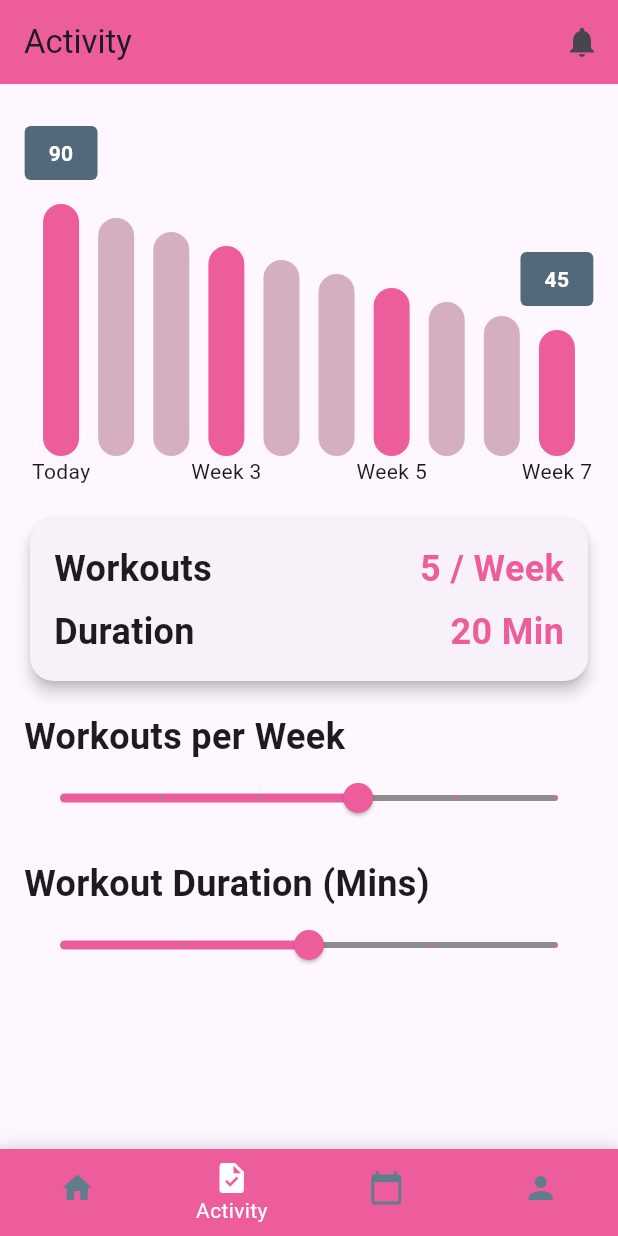
After one commit to gilanghuda/FitDiva, a Flutter app: the screen it shows after launch, item 2 of the bottom bar chosen, after a tap on the "notifications" icon, on a phone screen of 412 x 824 dp. The commit adds this screen. Run offline on Flutter 3.47's test engine with Material 3 defaults, Android fonts, the phone set to English and light mode, and no system bars; drawn by our look-alikes of fl_chart; our stand-ins replace cloud_firestore, firebase_auth, firebase_core, get_it, go_router, google_sign_in; accounts and stored records are empty; network calls fail; Roboto replaces fonts that are missing (Overpass).

Commit message:
navbar dan slicing activity

```diff
--- /dev/null
+++ b/lib/features/data/datasource/exercise_service.dart
@@ -0,0 +1,25 @@
+import 'package:cloud_firestore/cloud_firestore.dart';
+import 'package:fitdiva/features/data/models/exercise_model.dart';
+
+class ExerciseService {
+  final FirebaseFirestore _firestore = FirebaseFirestore.instance;
+
+  Future<List<ExerciseModel>> fetchExercises() async {
+    try {
+      final snapshot = await _firestore.collection('exercises').get();
+      return snapshot.docs
+          .map((doc) => ExerciseModel.fromJson(doc.data()))
+          .toList();
+    } catch (e) {
+      throw Exception('Failed to fetch exercises: $e');
+    }
+  }
+
+  Future<void> addExercise(ExerciseModel exercise) async {
+    try {
+      await _firestore.collection('exercises').add(exercise.toJson());
+    } catch (e) {
+      throw Exception('Failed to add exercise: $e');
+    }
+  }
+}
--- /dev/null
+++ b/lib/features/data/models/exercise_model.dart
@@ -0,0 +1,31 @@
+import 'package:fitdiva/features/domain/entities/exercise.dart';
+
+class ExerciseModel extends Exercise {
+  ExerciseModel({
+    required super.name,
+    required super.count,
+    required super.exercises,
+    required super.duration,
+    required super.image,
+  });
+
+  factory ExerciseModel.fromJson(Map<String, dynamic> json) {
+    return ExerciseModel(
+      name: json['name'],
+      count: json['count'],
+      exercises: List<String>.from(json['exercises']),
+      duration: json['duration'],
+      image: json['image'],
+    );
+  }
+
+  Map<String, dynamic> toJson() {
+    return {
+      'name': name,
+      'count': count,
+      'exercises': exercises,
+      'duration': duration,
+      'image': image,
+    };
+  }
+}
--- /dev/null
+++ b/lib/features/data/repositories/exercise_repository_impl.dart
@@ -0,0 +1,36 @@
+import 'package:fitdiva/features/data/datasource/exercise_service.dart';
+import 'package:fitdiva/features/data/models/exercise_model.dart';
+import 'package:fitdiva/features/domain/entities/exercise.dart';
+import 'package:fitdiva/features/domain/repositories/exercise_repository.dart';
+
+class ExerciseRepositoryImpl implements ExerciseRepository {
+  final ExerciseService exerciseService;
+
+  ExerciseRepositoryImpl(this.exerciseService);
+
+  @override
+  Future<List<Exercise>> fetchExercises() async {
+    final exercises = await exerciseService.fetchExercises();
+    return exercises
+        .map((exercise) => Exercise(
+              name: exercise.name,
+              count: exercise.count,
+              exercises: exercise.exercises,
+              duration: exercise.duration,
+              image: exercise.image,
+            ))
+        .toList();
+  }
+
+  @override
+  Future<void> addExercise(Exercise exercise) async {
+    final exerciseModel = ExerciseModel(
+      name: exercise.name,
+      count: exercise.count,
+      exercises: exercise.exercises,
+      duration: exercise.duration,
+      image: exercise.image,
+    );
+    await exerciseService.addExercise(exerciseModel);
+  }
+}
--- /dev/null
+++ b/lib/features/domain/entities/exercise.dart
@@ -0,0 +1,15 @@
+class Exercise {
+  final String name;
+  final int count;
+  final List<String> exercises;
+  final int duration;
+  final String image;
+
+  Exercise({
+    required this.name,
+    required this.count,
+    required this.exercises,
+    required this.duration,
+    required this.image,
+  });
+}
--- /dev/null
+++ b/lib/features/domain/repositories/exercise_repository.dart
@@ -0,0 +1,6 @@
+import '../entities/exercise.dart';
+
+abstract class ExerciseRepository {
+  Future<List<Exercise>> fetchExercises();
+  Future<void> addExercise(Exercise exercise);
+}
--- /dev/null
+++ b/lib/features/domain/usecases/add_exercise.dart
@@ -0,0 +1,12 @@
+import 'package:fitdiva/features/domain/entities/exercise.dart';
+import 'package:fitdiva/features/domain/repositories/exercise_repository.dart';
+
+class AddExercise {
+  final ExerciseRepository repository;
+
+  AddExercise(this.repository);
+
+  Future<void> call(Exercise exercise) async {
+    await repository.addExercise(exercise);
+  }
+}
--- /dev/null
+++ b/lib/features/domain/usecases/get_exercises.dart
@@ -0,0 +1,12 @@
+import 'package:fitdiva/features/domain/entities/exercise.dart';
+import 'package:fitdiva/features/domain/repositories/exercise_repository.dart';
+
+class GetExercises {
+  final ExerciseRepository repository;
+
+  GetExercises(this.repository);
+
+  Future<List<Exercise>> call() async {
+    return await repository.fetchExercises();
+  }
+}
--- a/lib/features/presentation/router/approuter.dart
+++ b/lib/features/presentation/router/approuter.dart
@@ -2,38 +2,48 @@ import 'package:fitdiva/features/presentation/router/approutes.dart';
 import 'package:flutter/material.dart';
 import 'package:go_router/go_router.dart';
 import '../view/Homepage_Screen.dart';
+import '../view/activity_screen.dart';
+import '../view/calendar_screen.dart';
+import '../view/profile_screen.dart';
+import '../view/navbar/Navigation.dart';
 import '../view/login.dart';
 import '../view/register.dart';
 
 final GoRouter appRouter = GoRouter(
   routes: [
     GoRoute(
-      path: AppRoutes.onboarding,
-      name: 'onboarding',
+      path: AppRoutes.navbar,
+      name: 'navbar',
       builder: (BuildContext context, GoRouterState state) {
-        print('Navigating to Splash Screen');
-        return const Scaffold(
-          body: Center(child: Text('Splash Screen')),
-        );
+        return const NavbarScreen();
       },
     ),
     GoRoute(
       path: AppRoutes.homepage,
       name: 'homepage',
       builder: (BuildContext context, GoRouterState state) {
-        print('Navigating to HomepageScreen');
-        return HomepageScreen();
+        return const HomepageScreen();
       },
     ),
-
+    GoRoute(
+      path: AppRoutes.activity,
+      name: 'activity',
+      builder: (BuildContext context, GoRouterState state) {
+        return const ActivityScreen();
+      },
+    ),
+    GoRoute(
+      path: AppRoutes.calendar,
+      name: 'calendar',
+      builder: (BuildContext context, GoRouterState state) {
+        return const CalendarScreen();
+      },
+    ),
     GoRoute(
       path: AppRoutes.profile,
       name: 'profile',
       builder: (BuildContext context, GoRouterState state) {
-        print('Navigating to Profile Screen');
-        return const Scaffold(
-          body: Center(child: Text('Profile Screen')),
-        );
+        return const ProfileScreen();
       },
     ),
     GoRoute(
--- a/lib/features/presentation/router/approutes.dart
+++ b/lib/features/presentation/router/approutes.dart
@@ -1,10 +1,10 @@
-import 'package:flutter/material.dart';
-
 class AppRoutes {
   static const String onboarding = '/onboarding';
   static const String homepage = '/homepage';
-  static const String notification = '/notification';
+  static const String activity = '/activity';
+  static const String calendar = '/calendar';
   static const String profile = '/profile';
   static const String login = '/login';
   static const String register = '/register';
+  static const String navbar = '/navbar';
 }
--- a/lib/features/presentation/style/color.dart
+++ b/lib/features/presentation/style/color.dart
@@ -7,4 +7,5 @@ class AppColors {
   static const Color grey = Color(0xFF8D8D8D);
   static const Color white = Color(0xFFFFFFFF);
   static const Color purple = Color(0xFF7C4DFF);
+  static const Color secondary = Color(0xFFD5AEBF);
 }
--- a/lib/features/presentation/view/Homepage_Screen.dart
+++ b/lib/features/presentation/view/Homepage_Screen.dart
@@ -2,12 +2,33 @@ import 'package:fitdiva/features/presentation/style/color.dart';
 import 'package:fitdiva/features/presentation/style/typography.dart';
 import 'package:fitdiva/features/presentation/view/Homepage_Widget.dart';
 import 'package:flutter/material.dart';
+import 'package:fitdiva/features/data/models/exercise_model.dart';
+import 'package:fitdiva/features/data/datasource/exercise_service.dart';
 
 class HomepageScreen extends StatelessWidget {
-  final HomepageWidget _homepageWidget = HomepageWidget();
+  const HomepageScreen({super.key});
 
   @override
   Widget build(BuildContext context) {
+    // Test object for Exercise
+    final testExercise = ExerciseModel(
+      name: 'Full Body Warm Up',
+      count: 20,
+      exercises: [
+        'Jumping Jacks',
+        'Arm Circles',
+        'Leg Swings',
+        'Bodyweight Squats',
+        'Hip Circles',
+        'Torso Twists'
+      ],
+      duration: 22,
+      image: 'https://example.com/full_body_warm_up.png',
+    );
+
+    // Save test object to Firestore
+    ExerciseService().addExercise(testExercise);
+
     return Scaffold(
       backgroundColor: AppColors.white,
       appBar: AppBar(
@@ -95,13 +116,13 @@ class HomepageScreen extends StatelessWidget {
               scrollDirection: Axis.horizontal,
               child: Row(
                 children: [
-                  _homepageWidget.WorkoutProgressCard(
+                  HomepageWidget().WorkoutProgressCard(
                     title: 'Chest Workout',
                     progress: '5/12',
                     timeRemaining: '15 min remaining',
                   ),
                   const SizedBox(width: 16),
-                  _homepageWidget.WorkoutProgressCard(
+                  HomepageWidget().WorkoutProgressCard(
                     title: 'Legs Workout',
                     progress: '3/20',
                     timeRemaining: '23 min remaining',
@@ -169,7 +190,7 @@ class HomepageScreen extends StatelessWidget {
             const SizedBox(height: 24),
 
             // Workout List Section
-            _homepageWidget.WorkoutListCard(
+            HomepageWidget().WorkoutListCard(
               title: 'Full Body Warm Up',
               subtitle: '20 Exercises',
               duration: '22 Min',
@@ -178,7 +199,7 @@ class HomepageScreen extends StatelessWidget {
               onTap: () {},
             ),
             const SizedBox(height: 16),
-            _homepageWidget.WorkoutListCard(
+            HomepageWidget().WorkoutListCard(
               title: 'Strength Exercise',
               subtitle: '12 Exercises',
               duration: '14 Min',
@@ -187,7 +208,7 @@ class HomepageScreen extends StatelessWidget {
               onTap: () {},
             ),
             const SizedBox(height: 16),
-            _homepageWidget.WorkoutListCard(
+            HomepageWidget().WorkoutListCard(
               title: 'Both Side Plank',
               subtitle: '15 Exercises',
               duration: '18 Min',
--- /dev/null
+++ b/lib/features/presentation/view/activity_screen.dart
@@ -0,0 +1,299 @@
+import 'package:fitdiva/features/presentation/style/color.dart';
+import 'package:fitdiva/features/presentation/style/typography.dart';
+import 'package:flutter/material.dart';
+import 'package:fl_chart/fl_chart.dart';
+
+class ActivityScreen extends StatefulWidget {
+  const ActivityScreen({super.key});
+
+  @override
+  _ActivityScreenState createState() => _ActivityScreenState();
+}
+
+class _ActivityScreenState extends State<ActivityScreen> {
+  double _workoutsPerWeek = 5;
+  double _workoutDuration = 20;
+
+  @override
+  Widget build(BuildContext context) {
+    return Scaffold(
+      appBar: AppBar(
+        title: const Text('Activity'),
+        backgroundColor: AppColors.Primary,
+        actions: [
+          IconButton(
+            icon: const Icon(Icons.notifications),
+            onPressed: () {},
+          ),
+        ],
+      ),
+      body: Padding(
+        padding: const EdgeInsets.all(16.0),
+        child: Column(
+          crossAxisAlignment: CrossAxisAlignment.start,
+          children: [
+            const SizedBox(height: 64),
+            // Bar Chart Section
+            AspectRatio(
+              aspectRatio: 2,
+              child: BarChart(
+                BarChartData(
+                  barGroups: [
+                    BarChartGroupData(
+                      x: 0,
+                      barRods: [
+                        BarChartRodData(
+                          toY: 90,
+                          color: AppColors.Primary,
+                          width: 24,
+                        ),
+                      ],
+                      showingTooltipIndicators: [0],
+                    ),
+                    BarChartGroupData(
+                      x: 1,
+                      barRods: [
+                        BarChartRodData(
+                          toY: 85,
+                          color: AppColors.secondary,
+                          width: 24,
+                        ),
+                      ],
+                    ),
+                    BarChartGroupData(
+                      x: 2,
+                      barRods: [
+                        BarChartRodData(
+                          toY: 80,
+                          color: AppColors.secondary,
+                          width: 24,
+                        ),
+                      ],
+                    ),
+                    BarChartGroupData(
+                      x: 3,
+                      barRods: [
+                        BarChartRodData(
+                          toY: 75,
+                          color: AppColors.Primary,
+                          width: 24,
+                        ),
+                      ],
+                    ),
+                    BarChartGroupData(
+                      x: 4,
+                      barRods: [
+                        BarChartRodData(
+                          toY: 70,
+                          color: AppColors.secondary,
+                          width: 24,
+                        ),
+                      ],
+                    ),
+                    BarChartGroupData(
+                      x: 5,
+                      barRods: [
+                        BarChartRodData(
+                          toY: 65,
+                          color: AppColors.secondary,
+                          width: 24,
+                        ),
+                      ],
+                    ),
+                    BarChartGroupData(
+                      x: 6,
+                      barRods: [
+                        BarChartRodData(
+                          toY: 60,
+                          color: AppColors.Primary,
+                          width: 24,
+                        ),
+                      ],
+                    ),
+                    BarChartGroupData(
+                      x: 7,
+                      barRods: [
+                        BarChartRodData(
+                          toY: 55,
+                          color: AppColors.secondary,
+                          width: 24,
+                        ),
+                      ],
+                    ),
+                    BarChartGroupData(
+                      x: 8,
+                      barRods: [
+                        BarChartRodData(
+                          toY: 50,
+                          color: AppColors.secondary,
+                          width: 24,
+                        ),
+                      ],
+                    ),
+                    BarChartGroupData(
+                      x: 9,
+                      barRods: [
+                        BarChartRodData(
+                          toY: 45,
+                          color: AppColors.Primary,
+                          width: 24,
+                        ),
+                      ],
+                      showingTooltipIndicators: [0],
+                    ),
+                  ],
+                  titlesData: FlTitlesData(
+                    leftTitles: AxisTitles(
+                      sideTitles: SideTitles(showTitles: false),
+                    ),
+                    rightTitles: AxisTitles(
+                      sideTitles: SideTitles(showTitles: false),
+                    ),
+                    topTitles: AxisTitles(
+                      sideTitles: SideTitles(showTitles: false),
+                    ),
+                    bottomTitles: AxisTitles(
+                      sideTitles: SideTitles(
+                        showTitles: true,
+                        getTitlesWidget: (value, meta) {
+                          switch (value.toInt()) {
+                            case 0:
+                              return const Text('Today');
+                            case 1:
+                              return const Text('');
+                            case 2:
+                              return const Text('');
+                            case 3:
+                              return const Text('Week 3');
+                            case 4:
+                              return const Text('');
+                            case 5:
+                              return const Text('');
+                            case 6:
+                              return const Text('Week 5');
+                            case 7:
+                              return const Text('');
+                            case 8:
+                              return const Text('');
+                            case 9:
+                              return const Text('Week 7');
+                            default:
+                              return const Text('');
+                          }
+                        },
+                      ),
+                    ),
+                  ),
+                  barTouchData: BarTouchData(
+                    touchTooltipData: BarTouchTooltipData(
+                      getTooltipItem: (group, groupIndex, rod, rodIndex) {
+                        if (group.x == 0 || group.x == 9) {
+                          return BarTooltipItem(
+                            '${rod.toY.toInt()}',
+                            AppTextStyles.paragraph_14_bold.copyWith(
+                              color: AppColors.white,
+                            ),
+                          );
+                        }
+                        return null;
+                      },
+                    ),
+                  ),
+                  borderData: FlBorderData(show: false),
+                  gridData: FlGridData(show: false),
+                ),
+              ),
+            ),
+            const SizedBox(height: 16),
+
+            // Workouts and Duration Section
+            Card(
+              shape: RoundedRectangleBorder(
+                borderRadius: BorderRadius.circular(16),
+              ),
+              elevation: 4,
+              child: Padding(
+                padding: const EdgeInsets.all(16.0),
+                child: Column(
+                  children: [
+                    Row(
+                      mainAxisAlignment: MainAxisAlignment.spaceBetween,
+                      children: [
+                        Text(
+                          'Workouts',
+                          style: AppTextStyles.heading_3_bold,
+                        ),
+                        Text(
+                          '${_workoutsPerWeek.toInt()} / Week',
+                          style: AppTextStyles.heading_3_bold.copyWith(
+                            color: AppColors.Primary,
+                          ),
+                        ),
+                      ],
+                    ),
+                    const SizedBox(height: 8),
+                    Row(
+                      mainAxisAlignment: MainAxisAlignment.spaceBetween,
+                      children: [
+                        Text(
+                          'Duration',
+                          style: AppTextStyles.heading_3_bold,
+                        ),
+                        Text(
+                          '${_workoutDuration.toInt()} Min',
+                          style: AppTextStyles.heading_3_bold.copyWith(
+                            color: AppColors.Primary,
+                          ),
+                        ),
+                      ],
+                    ),
+                  ],
+                ),
+              ),
+            ),
+            const SizedBox(height: 16),
+
+            // Workouts Per Week Slider
+            Text(
+              'Workouts per Week',
+              style: AppTextStyles.heading_3_bold,
+            ),
+            Slider(
+              value: _workoutsPerWeek,
+              min: 2,
+              max: 7,
+              divisions: 5,
+              activeColor: AppColors.Primary,
+              inactiveColor: AppColors.grey,
+              onChanged: (value) {
+                setState(() {
+                  _workoutsPerWeek = value;
+                });
+              },
+            ),
+            const SizedBox(height: 16),
+
+            // Workout Duration Slider
+            Text(
+              'Workout Duration (Mins)',
+              style: AppTextStyles.heading_3_bold,
+            ),
+            Slider(
+              value: _workoutDuration,
+              min: 10,
+              max: 30,
+              divisions: 4,
+              activeColor: AppColors.Primary,
+              inactiveColor: AppColors.grey,
+              onChanged: (value) {
+                setState(() {
+                  _workoutDuration = value;
+                });
+              },
+            ),
+          ],
+        ),
+      ),
+    );
+  }
+}
--- /dev/null
+++ b/lib/features/presentation/view/calendar_screen.dart
@@ -0,0 +1,17 @@
+import 'package:flutter/material.dart';
+
+class CalendarScreen extends StatelessWidget {
+  const CalendarScreen({super.key});
+
+  @override
+  Widget build(BuildContext context) {
+    return Scaffold(
+      appBar: AppBar(
+        title: const Text('Calendar'),
+      ),
+      body: const Center(
+        child: Text('Calendar Screen'),
+      ),
+    );
+  }
+}
--- /dev/null
+++ b/lib/features/presentation/view/navbar/Navigation.dart
@@ -0,0 +1,69 @@
+import 'package:flutter/material.dart';
+import 'package:fitdiva/features/presentation/view/Homepage_Screen.dart';
+import 'package:fitdiva/features/presentation/view/activity_screen.dart';
+import 'package:fitdiva/features/presentation/view/calendar_screen.dart';
+import 'package:fitdiva/features/presentation/view/profile_screen.dart';
+import 'package:fitdiva/features/presentation/style/color.dart';
+
+class NavbarScreen extends StatefulWidget {
+  const NavbarScreen({super.key});
+
+  @override
+  _NavbarScreenState createState() => _NavbarScreenState();
+}
+
+class _NavbarScreenState extends State<NavbarScreen> {
+  int _selectedIndex = 0;
+
+  void _onItemTapped(int index) {
+    setState(() {
+      _selectedIndex = index;
+    });
+  }
+
+  @override
+  Widget build(BuildContext context) {
+    return Scaffold(
+      body: IndexedStack(
+        index: _selectedIndex,
+        children: const [
+          HomepageScreen(),
+          ActivityScreen(),
+          CalendarScreen(),
+          ProfileScreen(),
+        ],
+      ),
+      bottomNavigationBar: Container(
+        decoration: BoxDecoration(
+          color: Colors.white,
+          boxShadow: [
+            BoxShadow(
+              color: Colors.black.withOpacity(0.1),
+              blurRadius: 10,
+              offset: Offset(0, -2),
+            ),
+          ],
+        ),
+        child: BottomNavigationBar(
+          backgroundColor: AppColors.Primary,
+          showSelectedLabels: true,
+          showUnselectedLabels: false,
+          type: BottomNavigationBarType.fixed,
+          selectedItemColor: AppColors.white,
+          unselectedItemColor: Colors.blueGrey,
+          items: const <BottomNavigationBarItem>[
+            BottomNavigationBarItem(icon: Icon(Icons.home), label: 'Home'),
+            BottomNavigationBarItem(icon: Icon(Icons.task), label: 'Activity'),
+            BottomNavigationBarItem(
+              icon: Icon(Icons.calendar_today),
+              label: 'Calendar',
+            ),
+            BottomNavigationBarItem(icon: Icon(Icons.person), label: 'Profile'),
+          ],
+          currentIndex: _selectedIndex,
+          onTap: _onItemTapped,
+        ),
+      ),
+    );
+  }
+}
--- /dev/null
+++ b/lib/features/presentation/view/profile_screen.dart
@@ -0,0 +1,17 @@
+import 'package:flutter/material.dart';
+
+class ProfileScreen extends StatelessWidget {
+  const ProfileScreen({super.key});
+
+  @override
+  Widget build(BuildContext context) {
+    return Scaffold(
+      appBar: AppBar(
+        title: const Text('Profile'),
+      ),
+      body: const Center(
+        child: Text('Profile Screen'),
+      ),
+    );
+  }
+}
--- a/lib/main.dart
+++ b/lib/main.dart
@@ -1,3 +1,5 @@
+import 'package:fitdiva/features/presentation/view/Homepage_Screen.dart';
+import 'package:fitdiva/features/presentation/view/navbar/Navigation.dart';
 import 'package:flutter/material.dart';
 import 'package:firebase_core/firebase_core.dart';
 import 'firebase_options.dart';
@@ -38,7 +40,7 @@ class MyApp extends StatelessWidget {
         colorScheme: ColorScheme.fromSeed(seedColor: Colors.deepPurple),
         useMaterial3: true,
       ),
-      home: LoginScreen(),
+      home: NavbarScreen(),
     );
   }
 }
--- a/pubspec.yaml
+++ b/pubspec.yaml
@@ -40,6 +40,7 @@ dependencies:
   google_sign_in: ^6.3.0
   cloud_firestore: ^5.6.6
   get_it: ^8.0.3
+  fl_chart: ^0.70.2
 
 dev_dependencies:
   flutter_test:
```
Also changed, not shown: pubspec.lock, 12 other files.
